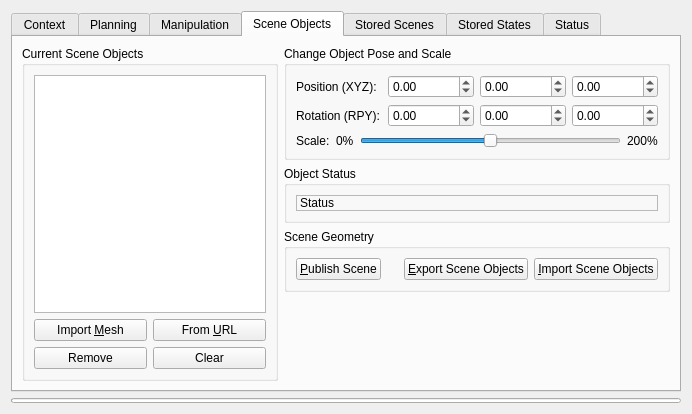
First picture: the form in moveit_ros/visualization/motion_planning_rviz_plugin/src/ui/motion_planning_rviz_plugin_frame.ui, repository moveit/moveit, before the edit.
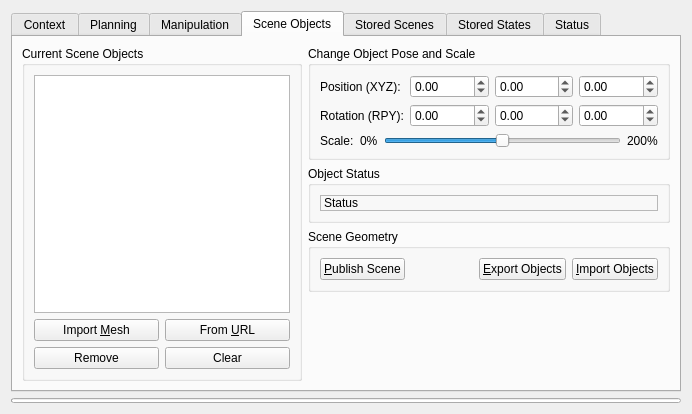
Second picture: the form after the edit. The open tabs and pages were chosen to show the change. Custom widgets are drawn as their Qt base class.

```diff
--- a/moveit_ros/visualization/motion_planning_rviz_plugin/src/ui/motion_planning_rviz_plugin_frame.ui
+++ b/moveit_ros/visualization/motion_planning_rviz_plugin/src/ui/motion_planning_rviz_plugin_frame.ui
@@ -1171,7 +1171,7 @@
           <item>
            <widget class="QPushButton" name="export_scene_text_button">
             <property name="text">
-             <string>&amp;Export Scene Objects</string>
+             <string>&amp;Export Objects</string>
             </property>
             <property name="toolTip">
              <string>Export scene geometry to a .scene file (only geometry information is preserved)</string>
@@ -1181,7 +1181,7 @@
           <item>
            <widget class="QPushButton" name="import_scene_text_button">
             <property name="text">
-             <string>&amp;Import Scene Objects</string>
+             <string>&amp;Import Objects</string>
             </property>
             <property name="toolTip">
              <string>Import scene geometry from a .scene file (only geometry information is preserved)</string>
```
Left out of the diff: 11 changed lines with no effect on the pictures.
